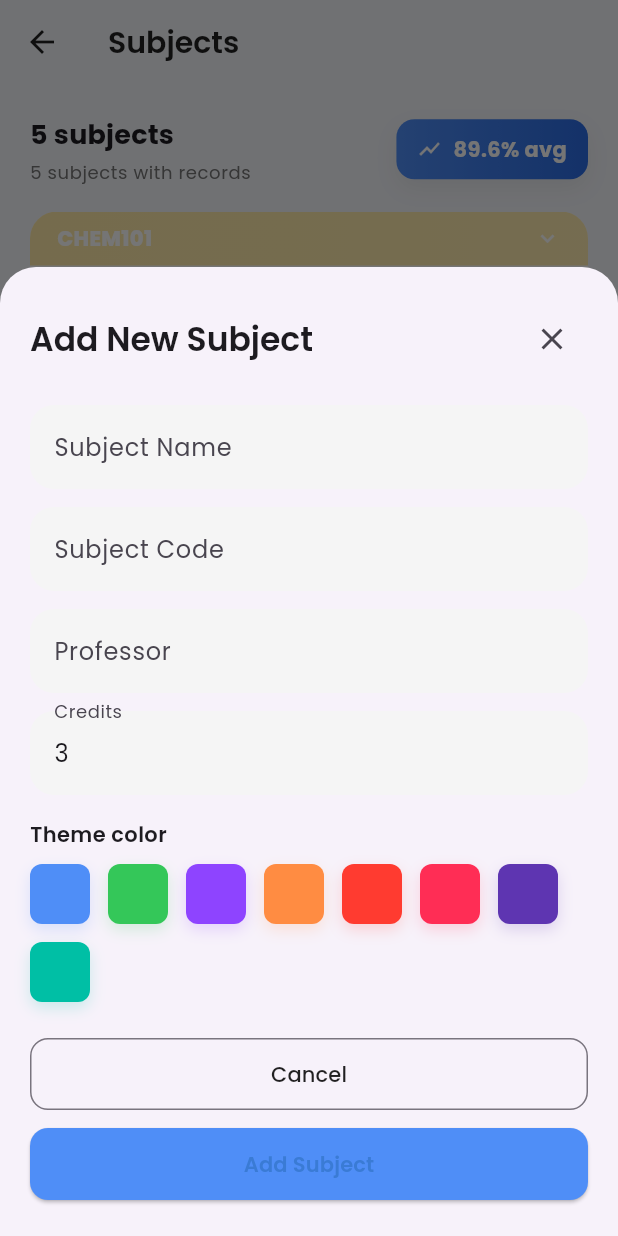
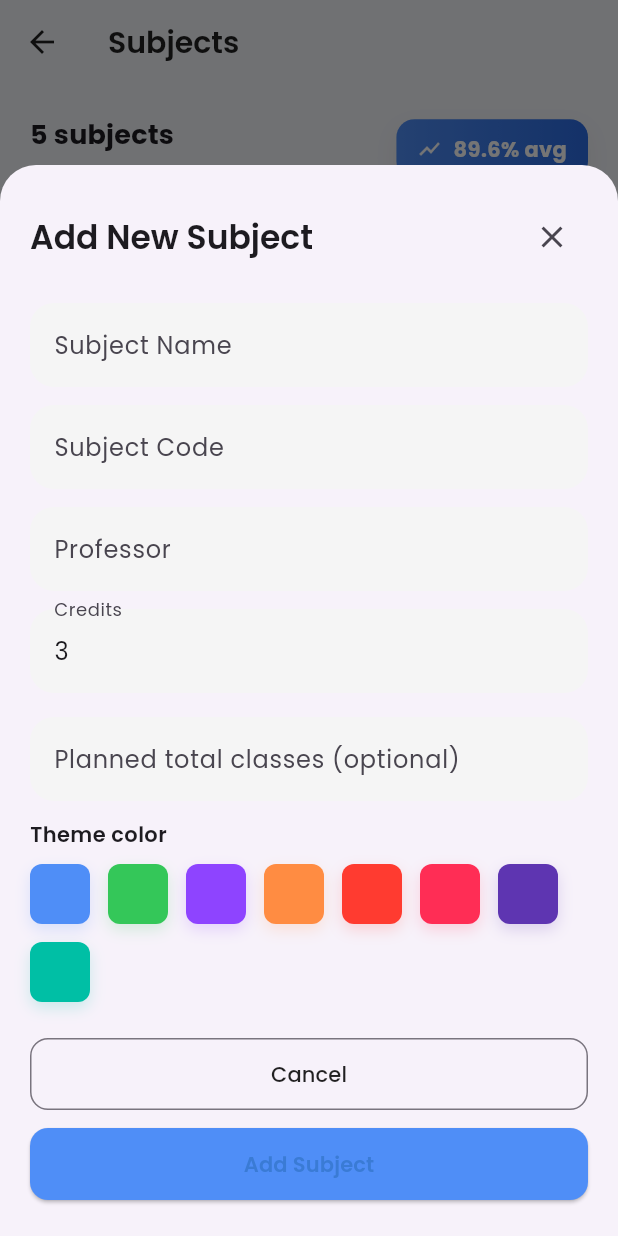
Before and after one commit to Jbhawal/Attendify, a Flutter app: the SubjectsScreen screen opened directly, after a tap on "Add Subject", on a phone screen of 412 x 824 dp. Run offline on Flutter 3.47's test engine with Material 3 defaults, Android fonts, the phone set to English and light mode, and no system bars; our stand-ins replace flutter_local_notifications, flutter_riverpod, flutter_svg, google_fonts, hive, hive_flutter and 2 more; accounts and stored records are empty.

Commit message:
expand subjects, improve analytics page

```diff
--- a/lib/features/analytics/analytics_screen.dart
+++ b/lib/features/analytics/analytics_screen.dart
@@ -14,6 +14,7 @@ class AnalyticsScreen extends ConsumerWidget {
     final subjects = ref.watch(subjectsProvider);
     final attendance = ref.watch(attendanceProvider);
     final attendanceRepo = ref.read(attendanceProvider.notifier);
+    final settings = ref.watch(settingsProvider).value ?? <String, dynamic>{};
 
     final overview = _calculateOverview(subjects, attendance);
   final riskBuckets = _calculateRiskBuckets(subjects, attendanceRepo);
@@ -38,12 +39,15 @@ class AnalyticsScreen extends ConsumerWidget {
                 ...subjects.map((s) {
                   final summary = attendanceRepo.summaryForSubject(s.id);
                   final percent = attendanceRepo.percentageForSubject(s.id);
+                  final plannedKey = 'subject_total_\${s.id}';
+                  final planned = settings[plannedKey] as int?;
                   return _SubjectAnalyticsCard(
                     subject: s,
                     percentage: percent,
                     summary: summary,
-                  canMiss: _calculateCanMiss(summary['held'] ?? 0, summary['attended'] ?? 0),
-                  needToAttend: _calculateNeedToAttend(summary['held'] ?? 0, summary['attended'] ?? 0),
+                    plannedTotal: planned,
+                    canMiss: _calculateCanMiss(summary['held'] ?? 0, summary['attended'] ?? 0, planned: planned),
+                    needToAttend: _calculateNeedToAttend(summary['held'] ?? 0, summary['attended'] ?? 0, planned: planned),
                   );
                 }),
               // removed unnecessary .toList() in spread
@@ -106,13 +110,30 @@ class AnalyticsScreen extends ConsumerWidget {
 
 
 
-  int _calculateCanMiss(int held, int attended) {
+  int _calculateCanMiss(int held, int attended, {int? planned}) {
+    // If planned total is provided, compute how many of the remaining classes can be missed
+    if (planned != null && planned > held) {
+      final remaining = planned - held;
+      // target attended to maintain 75% at the end of planned classes
+      final targetAttended = (0.75 * planned).ceil();
+      final neededNow = (targetAttended - attended).clamp(0, planned);
+      // how many of remaining classes can be missed = remaining - neededNow
+      return (remaining - neededNow).clamp(0, 999);
+    }
+    // fallback: simple immediate can-miss calculation (how many upcoming classes can be missed without dropping below 75%)
     if (held == 0) return 0;
     final limit = attended / 0.75;
     return (limit - held).floor().clamp(0, 999);
   }
 
-  int _calculateNeedToAttend(int held, int attended) {
+  int _calculateNeedToAttend(int held, int attended, {int? planned}) {
+    // If planned total provided, compute how many more classes must be attended in the remaining planned classes
+    if (planned != null && planned > held) {
+      final remaining = planned - held;
+      final targetAttended = (0.75 * planned).ceil();
+      final need = (targetAttended - attended).clamp(0, remaining);
+      return need;
+    }
     if (held == 0) return 0;
     if (attended / held >= 0.75) return 0;
     final deficit = (0.75 * held) - attended;
@@ -338,19 +359,20 @@ class _ConsistencyCard extends StatelessWidget {
 }
 
 class _SubjectAnalyticsCard extends StatelessWidget {
-  const _SubjectAnalyticsCard({required this.subject, required this.percentage, required this.summary, required this.canMiss, required this.needToAttend});
+  const _SubjectAnalyticsCard({required this.subject, required this.percentage, required this.summary, required this.canMiss, required this.needToAttend, this.plannedTotal});
 
   final Subject subject;
   final double percentage;
   final Map<String, int> summary;
   final int canMiss;
   final int needToAttend;
+  final int? plannedTotal;
 
   @override
   Widget build(BuildContext context) {
   final color = Color(int.parse('0xff${subject.color.replaceAll('#', '')}'));
-    final statusColor = percentage >= 85 ? Colors.green : percentage >= 75 ? Colors.orange : Colors.redAccent;
-
+  final held = summary['held'] ?? 0;
+  final statusColor = held == 0 ? Colors.grey : (percentage >= 85 ? Colors.green : percentage >= 75 ? Colors.orange : Colors.redAccent);
     return ClipRRect(
       borderRadius: BorderRadius.circular(18),
       child: Container(
@@ -383,17 +405,29 @@ class _SubjectAnalyticsCard extends StatelessWidget {
                   const SizedBox(height: 6),
                   Text('By ${subject.professor}', style: TextStyle(color: Colors.grey[600], fontSize: 13)),
                 ])),
-                Container(padding: const EdgeInsets.symmetric(horizontal: 12, vertical: 6), decoration: BoxDecoration(color: statusColor.withValues(alpha: 0.15), borderRadius: BorderRadius.circular(16)), child: Text('${percentage.toStringAsFixed(1)}%', style: TextStyle(color: statusColor, fontWeight: FontWeight.w600))),
+                Container(
+                  padding: const EdgeInsets.symmetric(horizontal: 12, vertical: 6),
+                  decoration: BoxDecoration(color: statusColor.withValues(alpha: 0.15), borderRadius: BorderRadius.circular(16)),
+                  child: held == 0
+                      ? Text('No record', style: TextStyle(color: Colors.grey[700], fontWeight: FontWeight.w600))
+                      : Text('${percentage.toStringAsFixed(1)}%', style: TextStyle(color: statusColor, fontWeight: FontWeight.w600)),
+                ),
               ]),
             ),
             const SizedBox(height: 12),
             Padding(
               padding: const EdgeInsets.symmetric(horizontal: 12),
-              child: Wrap(spacing: 16, runSpacing: 16, children: [
+              child: Column(crossAxisAlignment: CrossAxisAlignment.start, children: [
+                Wrap(spacing: 16, runSpacing: 16, children: [
                   _chip('Held', summary['held'] ?? 0, Colors.indigo),
                   _chip('Attended', summary['attended'] ?? 0, Colors.green),
                   _chip('Missed', summary['missed'] ?? 0, Colors.redAccent),
                   _chip('Extra', summary['extra'] ?? 0, Colors.deepPurple),
+                ]),
+                if (plannedTotal != null) ...[
+                  const SizedBox(height: 10),
+                  Text('Planned total: $plannedTotal', style: TextStyle(color: Colors.grey[600], fontSize: 12)),
+                ]
               ]),
             ),
             const SizedBox(height: 16),
--- a/lib/features/subjects/subjects_screen.dart
+++ b/lib/features/subjects/subjects_screen.dart
@@ -1,12 +1,13 @@
 import 'package:flutter/material.dart';
 import 'package:flutter_riverpod/flutter_riverpod.dart';
-import 'package:intl/intl.dart';
+// intl not required in this file after removing history display
 // table_calendar is used in subject_detail_page.dart
 
 import '../../models/attendance_record.dart';
 import '../../models/subject.dart';
 import '../../providers.dart';
 import 'subject_detail_page.dart';
+import '../attendance/add_past_attendance_sheet.dart';
 
 class SubjectsScreen extends ConsumerWidget {
   const SubjectsScreen({super.key});
@@ -179,6 +180,7 @@ class SubjectsScreen extends ConsumerWidget {
     final nameController = TextEditingController(text: subject?.name ?? '');
     final codeController = TextEditingController(text: subject?.code ?? '');
     final professorController = TextEditingController(text: subject?.professor ?? '');
+    final plannedController = TextEditingController(text: subject == null ? '' : (ref.read(settingsProvider).value?['subject_total_\${subject.id}']?.toString() ?? ''));
     final creditsController = TextEditingController(
       text: subject != null ? subject.credits.toString() : '3',
     );
@@ -237,6 +239,12 @@ class SubjectsScreen extends ConsumerWidget {
                       keyboardType: TextInputType.number,
                     ),
                     const SizedBox(height: 16),
+                    _AttendifyTextField(
+                      controller: plannedController,
+                      label: 'Planned total classes (optional)',
+                      keyboardType: TextInputType.number,
+                    ),
+                    const SizedBox(height: 12),
                     const Text('Theme color', style: TextStyle(fontWeight: FontWeight.w600)),
                     const SizedBox(height: 10),
                     Wrap(
@@ -300,13 +308,16 @@ class SubjectsScreen extends ConsumerWidget {
                           var credits = int.tryParse(creditsController.text) ?? 3;
                           credits = credits.clamp(1, 10);
                           if (subject == null) {
-                            await ref.read(subjectsProvider.notifier).addSubject(
+                            // add subject and get id so we can save planned classes
+                            final newId = await ref.read(subjectsProvider.notifier).addSubject(
                                   name: nameController.text,
                                   code: codeController.text,
                                   professor: professorController.text,
                                   credits: credits,
                                   color: selectedColor,
                                 );
+                            final planned = int.tryParse(plannedController.text);
+                            await ref.read(settingsProvider.notifier).setSubjectPlannedClasses(newId, planned);
                           } else {
                             await ref.read(subjectsProvider.notifier).updateSubject(
                                   subject.copyWith(
@@ -317,6 +328,8 @@ class SubjectsScreen extends ConsumerWidget {
                                     color: selectedColor,
                                   ),
                                 );
+                            final planned = int.tryParse(plannedController.text);
+                            await ref.read(settingsProvider.notifier).setSubjectPlannedClasses(subject.id, planned);
                           }
                           if (context.mounted) Navigator.of(context).pop();
                         },
@@ -402,7 +415,7 @@ class _SubjectCardState extends ConsumerState<_SubjectCard> {
     }
     final percentage = held == 0 ? 100 : (attended / held) * 100;
     final percentageLabel = held == 0 ? 'No record' : '${percentage.toStringAsFixed(1)}%';
-    final formatter = DateFormat('EEE, dd MMM');
+  // formatter removed — history list no longer displayed in expanded view
 
     // modern card with ribbon and larger layout; percentage badge will overlap ribbon
     return ClipRRect(
@@ -451,7 +464,7 @@ class _SubjectCardState extends ConsumerState<_SubjectCard> {
                             crossAxisAlignment: CrossAxisAlignment.start,
                             children: [
                               // first line: subject name (allow wrapping so full name is obvious)
-                              Text(subject.name, style: const TextStyle(fontSize: 16, fontWeight: FontWeight.w700)),
+                              Text(subject.name, style: const TextStyle(fontSize: 16, fontWeight: FontWeight.w700, color: Colors.black87)),
                               const SizedBox(height: 6),
                               // second line: teacher left, venue right (placeholder)
                               Row(
@@ -517,30 +530,30 @@ class _SubjectCardState extends ConsumerState<_SubjectCard> {
                             ),
                           ),
                           const SizedBox(height: 12),
-                          if (records.isEmpty)
-                            Container(padding: const EdgeInsets.all(16), decoration: BoxDecoration(color: Colors.white, borderRadius: BorderRadius.circular(12), boxShadow: [BoxShadow(color: Colors.black.withValues(alpha: 0.02), blurRadius: 6)]), child: const Text('No attendance recorded yet.'))
-                          else
-                            Container(
-                              decoration: BoxDecoration(color: Colors.white, borderRadius: BorderRadius.circular(12), boxShadow: [BoxShadow(color: Colors.black.withValues(alpha: 0.02), blurRadius: 6)]),
-                              child: ListView.separated(
-                                shrinkWrap: true,
-                                physics: const NeverScrollableScrollPhysics(),
-                                itemCount: records.length,
-                                separatorBuilder: (_, __) => const Divider(height: 1),
-                                itemBuilder: (context, index) {
-                                  final record = records[index];
-                                  final status = _statusLabel(record.status);
-                                  final statusColor = _statusColor(record.status);
-                                  return ListTile(
-                                    title: Text(formatter.format(record.date)),
-                                    subtitle: record.notes == null || record.notes!.isEmpty ? null : Text(record.notes!),
-                                    trailing: Container(padding: const EdgeInsets.symmetric(horizontal: 10, vertical: 4), decoration: BoxDecoration(color: statusColor.withValues(alpha: 0.15), borderRadius: BorderRadius.circular(12)), child: Text(status, style: TextStyle(color: statusColor, fontWeight: FontWeight.w600))),
-                                  );
-                                },
+                          // Attendance history removed from expanded view. Keep navigation to detail and bulk-add action.
+                          Column(
+                            crossAxisAlignment: CrossAxisAlignment.end,
+                            children: [
+                              Align(
+                                alignment: Alignment.centerRight,
+                                child: TextButton.icon(
+                                  onPressed: () {
+                                    Navigator.of(context).push(MaterialPageRoute(builder: (_) => SubjectDetailPage(subject: subject, records: records)));
+                                  },
+                                  icon: const Icon(Icons.calendar_month_rounded),
+                                  label: const Text('See full class history'),
+                                ),
                               ),
-                            ),
-                          const SizedBox(height: 12),
-                          Align(alignment: Alignment.centerRight, child: TextButton.icon(onPressed: () { Navigator.of(context).push(MaterialPageRoute(builder: (_) => SubjectDetailPage(subject: subject, records: records))); }, icon: const Icon(Icons.calendar_month_rounded), label: const Text('See full class history'))),
+                              Align(
+                                alignment: Alignment.centerRight,
+                                child: TextButton.icon(
+                                  onPressed: () => showAddPastAttendanceSheet(context: context, ref: ref, subject: subject),
+                                  icon: const Icon(Icons.history_toggle_off),
+                                  label: const Text('Add past attendance'),
+                                ),
+                              ),
+                            ],
+                          ),
                         ],
                       ),
                     ),
@@ -587,35 +600,7 @@ class _SubjectCardState extends ConsumerState<_SubjectCard> {
     );
   }
 
-  String _statusLabel(AttendanceStatus status) {
-    switch (status) {
-      case AttendanceStatus.present:
-        return 'Present';
-      case AttendanceStatus.absent:
-        return 'Absent';
-      case AttendanceStatus.noClass:
-        return 'No class';
-      case AttendanceStatus.extraClass:
-        return 'Extra class';
-      case AttendanceStatus.massBunk:
-        return 'Mass bunk';
-    }
-  }
-
-  Color _statusColor(AttendanceStatus status) {
-    switch (status) {
-      case AttendanceStatus.present:
-        return Colors.green;
-      case AttendanceStatus.absent:
-        return Colors.redAccent;
-      case AttendanceStatus.noClass:
-        return Colors.blueGrey;
-      case AttendanceStatus.extraClass:
-        return Colors.deepPurple;
-      case AttendanceStatus.massBunk:
-        return Colors.orange;
-    }
-  }
+  // status label and color helpers removed — used only by the removed history list
 
 
 
--- a/lib/repositories/settings_repository.dart
+++ b/lib/repositories/settings_repository.dart
@@ -61,6 +61,18 @@ class SettingsRepository extends StateNotifier<AsyncValue<Map<String, dynamic>>>
     await _load();
   }
 
+  /// Store or remove planned total classes for a subject.
+  /// If [total] is null, the entry is removed.
+  Future<void> setSubjectPlannedClasses(String subjectId, int? total) async {
+    final key = 'subject_total_\$subjectId';
+    if (total == null) {
+      await _box.delete(key);
+    } else {
+      await _box.put(key, total);
+    }
+    await _load();
+  }
+
   String? get userName => state.value?['user_name'] as String?;
   String? get profilePhoto => state.value?['profile_photo'] as String?;
   String? get userEmail => state.value?['user_email'] as String?;
--- a/lib/repositories/subject_repository.dart
+++ b/lib/repositories/subject_repository.dart
@@ -19,7 +19,7 @@ class SubjectRepository extends StateNotifier<List<Subject>> {
     },
   );
 
-  Future<void> addSubject({
+  Future<String> addSubject({
     required String name,
     required String code,
     required String professor,
@@ -37,6 +37,7 @@ class SubjectRepository extends StateNotifier<List<Subject>> {
     );
     await _box.put(subject.id, subject);
     state = _box.values.cast<Subject>().toList();
+    return subject.id;
   }
 
   Future<void> updateSubject(Subject updated) async {
```
Also changed, not shown: lib/features/attendance/add_past_attendance_sheet.dart (added, +147 -0 lines), lib/features/attendance/attendance_bottom_sheet.dart (+34 -2 lines), lib/widgets/subject_progress_card.dart (+5 -3 lines). Lines whose indentation alone changed are shown as unchanged.
